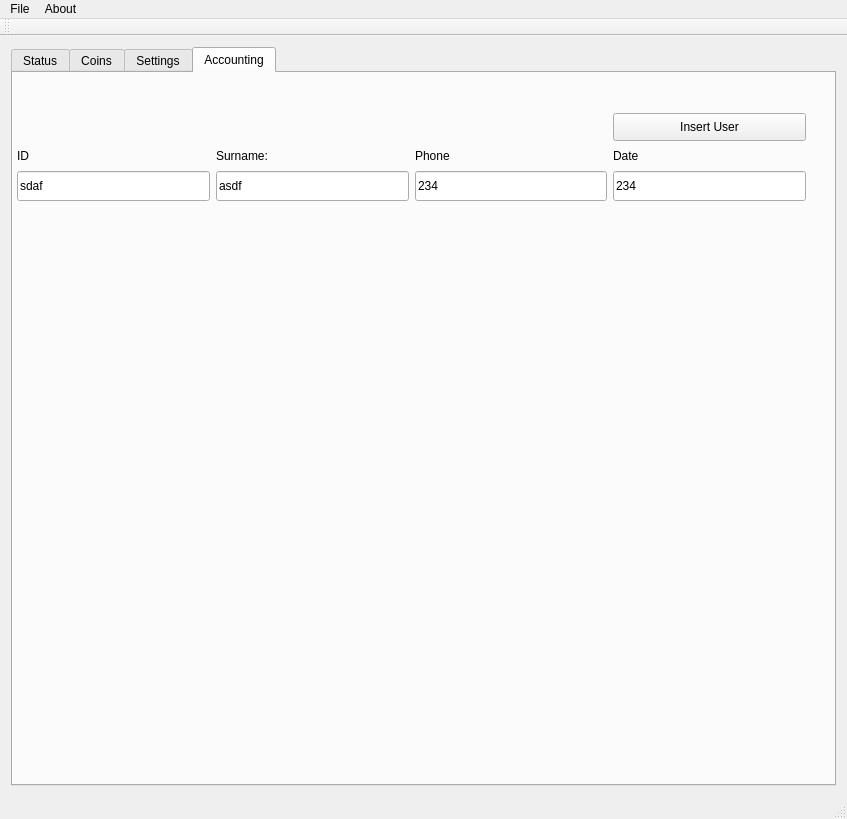
First picture: the form in qtCoin/mainwindow.ui, repository netpipe/EcoCoin, before the edit.
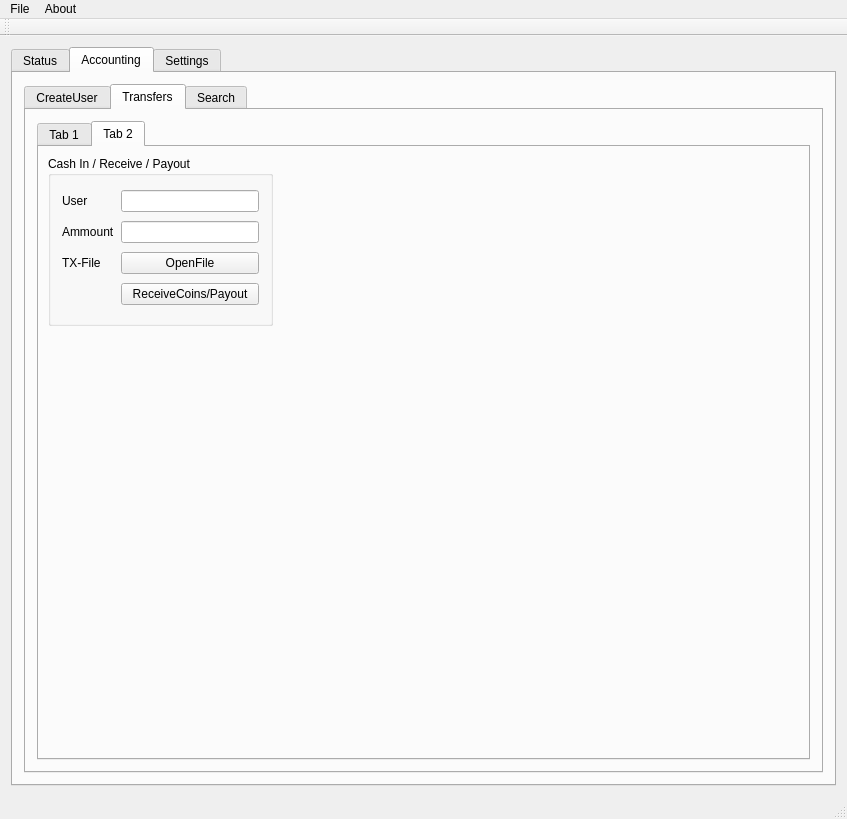
Second picture: the form after the edit. The open tabs and pages were chosen to show the change.

Diff of the .ui file:
```diff
--- a/qtCoin/mainwindow.ui
+++ b/qtCoin/mainwindow.ui
@@ -15,7 +15,7 @@
   </property>
   <widget class="QWidget" name="centralWidget">
    <layout class="QGridLayout" name="gridLayout_5">
-    <item row="0" column="0">
+    <item row="0" column="1">
      <widget class="QTabWidget" name="tabWidget">
       <property name="currentIndex">
        <number>2</number>
@@ -89,12 +89,227 @@
         </item>
        </layout>
       </widget>
-      <widget class="QWidget" name="coins">
+      <widget class="QWidget" name="tab_4">
        <attribute name="title">
-        <string>Coins</string>
+        <string>Accounting</string>
        </attribute>
+       <layout class="QGridLayout" name="gridLayout_8">
+        <item row="0" column="1">
+         <widget class="QTabWidget" name="tabWidget_3">
+          <property name="currentIndex">
+           <number>1</number>
+          </property>
+          <widget class="QWidget" name="tab_5">
+           <attribute name="title">
+            <string>CreateUser</string>
+           </attribute>
+           <widget class="QGroupBox" name="groupBox_2">
+            <property name="geometry">
+             <rect>
+              <x>10</x>
+              <y>10</y>
+              <width>611</width>
+              <height>208</height>
+             </rect>
+            </property>
+            <property name="title">
+             <string>AddUser</string>
+            </property>
+            <layout class="QGridLayout" name="gridLayout_10">
+             <item row="0" column="0">
+              <widget class="QLabel" name="label">
+               <property name="text">
+                <string>ID</string>
+               </property>
+              </widget>
+             </item>
+             <item row="2" column="1">
+              <widget class="QLineEdit" name="lineEditAge">
+               <property name="text">
+                <string>234</string>
+               </property>
+              </widget>
+             </item>
+             <item row="4" column="0" colspan="2">
+              <widget class="QPushButton" name="pushButtonInsertUser">
+               <property name="text">
+                <string>Insert User</string>
+               </property>
+              </widget>
+             </item>
+             <item row="0" column="1">
+              <widget class="QLineEdit" name="lineEditName">
+               <property name="text">
+                <string>sdaf</string>
+               </property>
+              </widget>
+             </item>
+             <item row="3" column="1">
+              <widget class="QLineEdit" name="lineEditClass">
+               <property name="text">
+                <string>234</string>
+               </property>
+              </widget>
+             </item>
+             <item row="1" column="1">
+              <widget class="QLineEdit" name="lineEditSurname">
+               <property name="text">
+                <string>asdf</string>
+               </property>
+              </widget>
+             </item>
+             <item row="2" column="0">
+              <widget class="QLabel" name="label_3">
+               <property name="text">
+                <string>Phone</string>
+               </property>
+              </widget>
+             </item>
+             <item row="3" column="0">
+              <widget class="QLabel" name="label_4">
+               <property name="text">
+                <string>Date</string>
+               </property>
+              </widget>
+             </item>
+             <item row="1" column="0">
+              <widget class="QLabel" name="label_2">
+               <property name="text">
+                <string>Surname:</string>
+               </property>
+              </widget>
+             </item>
+            </layout>
+           </widget>
+          </widget>
+          <widget class="QWidget" name="tab_6">
+           <attribute name="title">
+            <string>Transfers</string>
+           </attribute>
+           <layout class="QGridLayout" name="gridLayout_13">
+            <item row="0" column="0">
+             <widget class="QTabWidget" name="tabWidget_4">
+              <property name="currentIndex">
+               <number>0</number>
+              </property>
+              <widget class="QWidget" name="tab_8">
+               <attribute name="title">
+                <string>Tab 1</string>
+               </attribute>
+               <widget class="QGroupBox" name="groupBox_3">
+                <property name="geometry">
+                 <rect>
+                  <x>10</x>
+                  <y>0</y>
+                  <width>225</width>
+                  <height>136</height>
+                 </rect>
+                </property>
+                <property name="title">
+                 <string>Send Coin</string>
+                </property>
        <layout class="QGridLayout" name="gridLayout_7">
         <item row="0" column="0">
+                  <widget class="QLabel" name="label_24">
+                   <property name="text">
+                    <string>User</string>
+                   </property>
+                  </widget>
+                 </item>
+                 <item row="0" column="1">
+                  <widget class="QLineEdit" name="lineEdit_2"/>
+                 </item>
+                 <item row="1" column="0">
+                  <widget class="QLabel" name="label_23">
+                   <property name="text">
+                    <string>Ammount</string>
+                   </property>
+                  </widget>
+                 </item>
+                 <item row="1" column="1">
+                  <widget class="QLineEdit" name="lineEdit"/>
+                 </item>
+                 <item row="2" column="1">
+                  <widget class="QPushButton" name="SendCoins">
+                   <property name="text">
+                    <string>SendCoins</string>
+                   </property>
+                  </widget>
+                 </item>
+                </layout>
+               </widget>
+              </widget>
+              <widget class="QWidget" name="tab_9">
+               <attribute name="title">
+                <string>Tab 2</string>
+               </attribute>
+               <widget class="QGroupBox" name="groupBox_5">
+                <property name="geometry">
+                 <rect>
+                  <x>9</x>
+                  <y>9</y>
+                  <width>225</width>
+                  <height>170</height>
+                 </rect>
+                </property>
+                <property name="title">
+                 <string>Cash In / Receive / Payout</string>
+                </property>
+                <layout class="QGridLayout" name="gridLayout_11">
+                 <item row="0" column="0">
+                  <widget class="QLabel" name="label_25">
+                   <property name="text">
+                    <string>User</string>
+                   </property>
+                  </widget>
+                 </item>
+                 <item row="0" column="1">
+                  <widget class="QLineEdit" name="lineEdit_3"/>
+                 </item>
+                 <item row="1" column="0">
+                  <widget class="QLabel" name="label_26">
+                   <property name="text">
+                    <string>Ammount</string>
+                   </property>
+                  </widget>
+                 </item>
+                 <item row="1" column="1">
+                  <widget class="QLineEdit" name="lineEdit_4"/>
+                 </item>
+                 <item row="2" column="0">
+                  <widget class="QLabel" name="label_27">
+                   <property name="text">
+                    <string>TX-File</string>
+                   </property>
+                  </widget>
+                 </item>
+                 <item row="2" column="1">
+                  <widget class="QPushButton" name="placeCoins_3">
+                   <property name="text">
+                    <string>OpenFile</string>
+                   </property>
+                  </widget>
+                 </item>
+                 <item row="3" column="1">
+                  <widget class="QPushButton" name="placeCoins_2">
+                   <property name="text">
+                    <string>ReceiveCoins/Payout</string>
+                   </property>
+                  </widget>
+                 </item>
+                </layout>
+               </widget>
+              </widget>
+             </widget>
+            </item>
+           </layout>
+          </widget>
+          <widget class="QWidget" name="tab_7">
+           <attribute name="title">
+            <string>Search</string>
+           </attribute>
+           <layout class="QGridLayout" name="gridLayout_9">
+            <item row="0" column="0">
          <widget class="QLabel" name="label_14">
           <property name="text">
            <string>ID</string>
@@ -148,11 +363,8 @@
           </column>
          </widget>
         </item>
-        <item row="0" column="2">
-         <widget class="QPushButton" name="pushButton_5">
-          <property name="text">
-           <string>Random Search</string>
-          </property>
+           </layout>
+          </widget>
          </widget>
         </item>
        </layout>
@@ -710,128 +922,6 @@
         </item>
        </layout>
       </widget>
-      <widget class="QWidget" name="tab_4">
-       <attribute name="title">
-        <string>Accounting</string>
-       </attribute>
-       <widget class="QPushButton" name="pushButtonInsertUser">
-        <property name="geometry">
-         <rect>
-          <x>600</x>
-          <y>40</y>
-          <width>193</width>
-          <height>28</height>
-         </rect>
-        </property>
-        <property name="text">
-         <string>Insert User</string>
-        </property>
-       </widget>
-       <widget class="QLabel" name="label_4">
-        <property name="geometry">
-         <rect>
-          <x>600</x>
-          <y>74</y>
-          <width>193</width>
-          <height>18</height>
-         </rect>
-        </property>
-        <property name="text">
-         <string>Date</string>
-        </property>
-       </widget>
-       <widget class="QLineEdit" name="lineEditSurname">
-        <property name="geometry">
-         <rect>
-          <x>203</x>
-          <y>98</y>
-          <width>193</width>
-          <height>30</height>
-         </rect>
-        </property>
-        <property name="text">
-         <string>asdf</string>
-        </property>
-       </widget>
-       <widget class="QLabel" name="label_3">
-        <property name="geometry">
-         <rect>
-          <x>402</x>
-          <y>74</y>
-          <width>192</width>
-          <height>18</height>
-         </rect>
-        </property>
-        <property name="text">
-         <string>Phone</string>
-        </property>
-       </widget>
-       <widget class="QLineEdit" name="lineEditAge">
-        <property name="geometry">
-         <rect>
-          <x>402</x>
-          <y>98</y>
-          <width>192</width>
-          <height>30</height>
-         </rect>
-        </property>
-        <property name="text">
-         <string>234</string>
-        </property>
-       </widget>
-       <widget class="QLineEdit" name="lineEditClass">
-        <property name="geometry">
-         <rect>
-          <x>600</x>
-          <y>98</y>
-          <width>193</width>
-          <height>30</height>
-         </rect>
-        </property>
-        <property name="text">
-         <string>234</string>
-        </property>
-       </widget>
-       <widget class="QLabel" name="label_2">
-        <property name="geometry">
-         <rect>
-          <x>203</x>
-          <y>74</y>
-          <width>193</width>
-          <height>18</height>
-         </rect>
-        </property>
-        <property name="text">
-         <string>Surname:</string>
-        </property>
-       </widget>
-       <widget class="QLineEdit" name="lineEditName">
-        <property name="geometry">
-         <rect>
-          <x>4</x>
-          <y>98</y>
-          <width>193</width>
-          <height>30</height>
-         </rect>
-        </property>
-        <property name="text">
-         <string>sdaf</string>
-        </property>
-       </widget>
-       <widget class="QLabel" name="label">
-        <property name="geometry">
-         <rect>
-          <x>4</x>
-          <y>74</y>
-          <width>193</width>
-          <height>18</height>
-         </rect>
-        </property>
-        <property name="text">
-         <string>ID</string>
-        </property>
-       </widget>
-      </widget>
      </widget>
     </item>
    </layout>
```
Left out of the diff: 9 changed lines with no effect on the pictures. Lines whose indentation alone changed are shown as unchanged.
